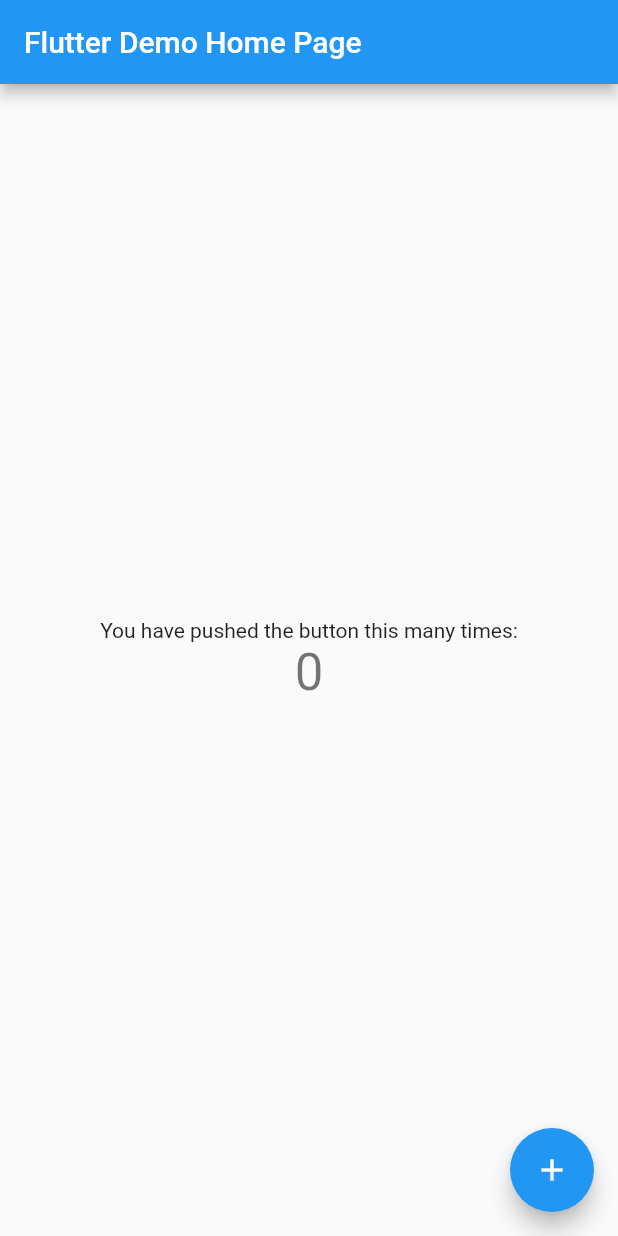
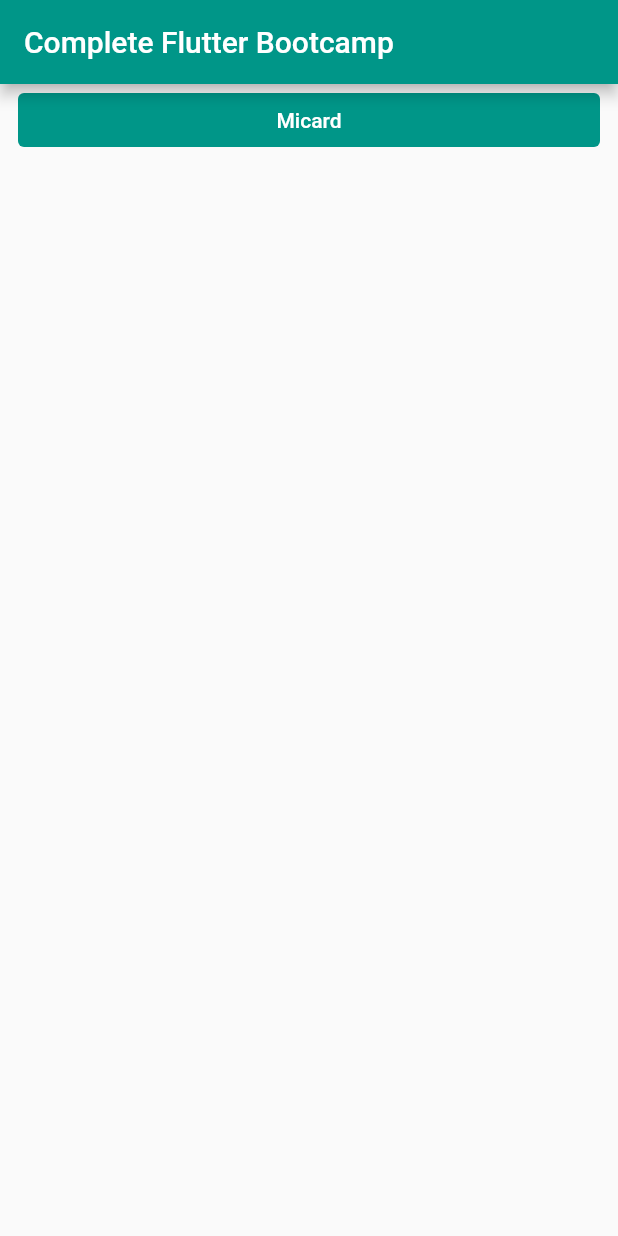
Before and after one commit to Abubakarshaikh/Flutter-Examples-2021, a Flutter app: the screen it shows after launch, on a phone screen of 412 x 824 dp. Run offline on Flutter 3.47's test engine with Material 2 defaults, Android fonts, the phone set to English and light mode, and no system bars.

Commit message:
added micard app

```diff
--- /dev/null
+++ b/lib/app.dart
@@ -0,0 +1,44 @@
+import 'package:flutter/material.dart';
+import 'package:flutterbootcamp/micard/micard.dart';
+
+class App extends StatelessWidget {
+  const App({Key? key}) : super(key: key);
+  static const String routeKey = "Home";
+  @override
+  Widget build(BuildContext context) {
+    return Scaffold(
+      appBar: AppBar(
+        backgroundColor: Colors.teal,
+        title: Text("Complete Flutter Bootcamp"),
+      ),
+      body: ListView(
+        padding: EdgeInsets.symmetric(horizontal: 12),
+        children: [
+          Menu(
+            title: "Micard",
+            onClick: () {
+              Navigator.pushNamed(context, Micard.routeKey);
+            },
+          ),
+        ],
+      ),
+    );
+  }
+}
+
+class Menu extends StatelessWidget {
+  const Menu({Key? key, required this.title, required this.onClick})
+      : super(key: key);
+  final String title;
+  final onClick;
+  @override
+  Widget build(BuildContext context) {
+    return TextButton(
+      style: ButtonStyle(
+        backgroundColor: MaterialStateProperty.all(Colors.teal),
+      ),
+      child: Text(title, style: TextStyle(color: Colors.white)),
+      onPressed: onClick,
+    );
+  }
+}
--- a/lib/main.dart
+++ b/lib/main.dart
@@ -1,113 +1,23 @@
 import 'package:flutter/material.dart';
+import 'micard/micard.dart';
+import 'app.dart';
 
 void main() {
-  runApp(MyApp());
+  runApp(FlutterBootcamp());
 }
 
-class MyApp extends StatelessWidget {
-  // This widget is the root of your application.
+class FlutterBootcamp extends StatelessWidget {
+  const FlutterBootcamp({Key? key}) : super(key: key);
+
   @override
   Widget build(BuildContext context) {
     return MaterialApp(
-      title: 'Flutter Demo',
-      theme: ThemeData(
-        // This is the theme of your application.
-        //
-        // Try running your application with "flutter run". You'll see the
-        // application has a blue toolbar. Then, without quitting the app, try
-        // changing the primarySwatch below to Colors.green and then invoke
-        // "hot reload" (press "r" in the console where you ran "flutter run",
-        // or simply save your changes to "hot reload" in a Flutter IDE).
-        // Notice that the counter didn't reset back to zero; the application
-        // is not restarted.
-        primarySwatch: Colors.blue,
-      ),
-      home: MyHomePage(title: 'Flutter Demo Home Page'),
+      debugShowCheckedModeBanner: false,
+      initialRoute: App.routeKey,
+      routes: {
+        App.routeKey: (context) => App(),
+        Micard.routeKey: (context) => Micard(),
+      },
     );
   }
 }
-
-class MyHomePage extends StatefulWidget {
-  MyHomePage({Key? key, required this.title}) : super(key: key);
-
-  // This widget is the home page of your application. It is stateful, meaning
-  // that it has a State object (defined below) that contains fields that affect
-  // how it looks.
-
-  // This class is the configuration for the state. It holds the values (in this
-  // case the title) provided by the parent (in this case the App widget) and
-  // used by the build method of the State. Fields in a Widget subclass are
-  // always marked "final".
-
-  final String title;
-
-  @override
-  _MyHomePageState createState() => _MyHomePageState();
-}
-
-class _MyHomePageState extends State<MyHomePage> {
-  int _counter = 0;
-
-  void _incrementCounter() {
-    setState(() {
-      // This call to setState tells the Flutter framework that something has
-      // changed in this State, which causes it to rerun the build method below
-      // so that the display can reflect the updated values. If we changed
-      // _counter without calling setState(), then the build method would not be
-      // called again, and so nothing would appear to happen.
-      _counter++;
-    });
-  }
-
-  @override
-  Widget build(BuildContext context) {
-    // This method is rerun every time setState is called, for instance as done
-    // by the _incrementCounter method above.
-    //
-    // The Flutter framework has been optimized to make rerunning build methods
-    // fast, so that you can just rebuild anything that needs updating rather
-    // than having to individually change instances of widgets.
-    return Scaffold(
-      appBar: AppBar(
-        // Here we take the value from the MyHomePage object that was created by
-        // the App.build method, and use it to set our appbar title.
-        title: Text(widget.title),
-      ),
-      body: Center(
-        // Center is a layout widget. It takes a single child and positions it
-        // in the middle of the parent.
-        child: Column(
-          // Column is also a layout widget. It takes a list of children and
-          // arranges them vertically. By default, it sizes itself to fit its
-          // children horizontally, and tries to be as tall as its parent.
-          //
-          // Invoke "debug painting" (press "p" in the console, choose the
-          // "Toggle Debug Paint" action from the Flutter Inspector in Android
-          // Studio, or the "Toggle Debug Paint" command in Visual Studio Code)
-          // to see the wireframe for each widget.
-          //
-          // Column has various properties to control how it sizes itself and
-          // how it positions its children. Here we use mainAxisAlignment to
-          // center the children vertically; the main axis here is the vertical
-          // axis because Columns are vertical (the cross axis would be
-          // horizontal).
-          mainAxisAlignment: MainAxisAlignment.center,
-          children: <Widget>[
-            Text(
-              'You have pushed the button this many times:',
-            ),
-            Text(
-              '$_counter',
-              style: Theme.of(context).textTheme.headline4,
-            ),
-          ],
-        ),
-      ),
-      floatingActionButton: FloatingActionButton(
-        onPressed: _incrementCounter,
-        tooltip: 'Increment',
-        child: Icon(Icons.add),
-      ), // This trailing comma makes auto-formatting nicer for build methods.
-    );
-  }
-}
```
Also changed, not shown: lib/micard/micard.dart (added, +86 -0 lines), pubspec.yaml (+10 -57 lines), assets/fonts/Pacifico-Regular.ttf (added), assets/fonts/SourceSansPro-Regular.ttf (added), assets/images/angela.jpg (added).
